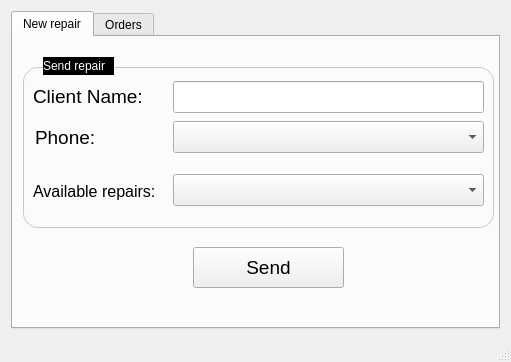
Old version of the form tiendaMoviles/mainwindow.ui in the repository ChristopherCousin/PhoneShop.
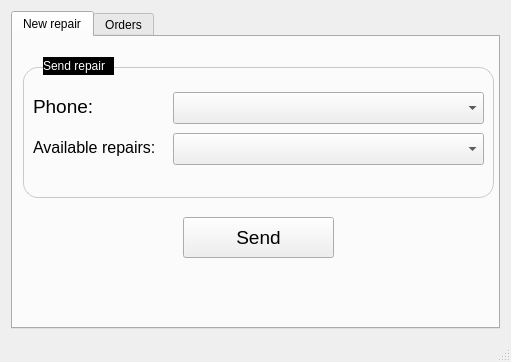
New version of the form.

Patch:
```diff
--- a/tiendaMoviles/mainwindow.ui
+++ b/tiendaMoviles/mainwindow.ui
@@ -27,8 +27,8 @@
        <widget class="QPushButton" name="pushButton_2">
         <property name="geometry">
          <rect>
-          <x>180</x>
-          <y>210</y>
+          <x>170</x>
+          <y>180</y>
           <width>151</width>
           <height>41</height>
          </rect>
@@ -42,39 +42,11 @@
          <string>Send</string>
         </property>
        </widget>
-       <widget class="QLineEdit" name="lineEdit">
-        <property name="geometry">
-         <rect>
-          <x>160</x>
-          <y>44</y>
-          <width>311</width>
-          <height>32</height>
-         </rect>
-        </property>
-       </widget>
-       <widget class="QLabel" name="label_2">
-        <property name="geometry">
-         <rect>
-          <x>20</x>
-          <y>50</y>
-          <width>121</width>
-          <height>18</height>
-         </rect>
-        </property>
-        <property name="font">
-         <font>
-          <pointsize>14</pointsize>
-         </font>
-        </property>
-        <property name="text">
-         <string>Client Name:</string>
-        </property>
-       </widget>
        <widget class="QLabel" name="label_3">
         <property name="geometry">
          <rect>
-          <x>22</x>
-          <y>91</y>
+          <x>20</x>
+          <y>60</y>
           <width>91</width>
           <height>18</height>
          </rect>
@@ -92,7 +64,7 @@
         <property name="geometry">
          <rect>
           <x>160</x>
-          <y>84</y>
+          <y>55</y>
           <width>311</width>
           <height>32</height>
          </rect>
@@ -102,7 +74,7 @@
         <property name="geometry">
          <rect>
           <x>20</x>
-          <y>144</y>
+          <y>100</y>
           <width>131</width>
           <height>21</height>
          </rect>
@@ -120,7 +92,7 @@
         <property name="geometry">
          <rect>
           <x>160</x>
-          <y>137</y>
+          <y>96</y>
           <width>311</width>
           <height>32</height>
          </rect>
@@ -132,7 +104,7 @@
           <x>10</x>
           <y>30</y>
           <width>471</width>
-          <height>161</height>
+          <height>131</height>
          </rect>
         </property>
         <property name="styleSheet">
```
Left out of the diff: 2 changed lines with no effect on the pictures.
